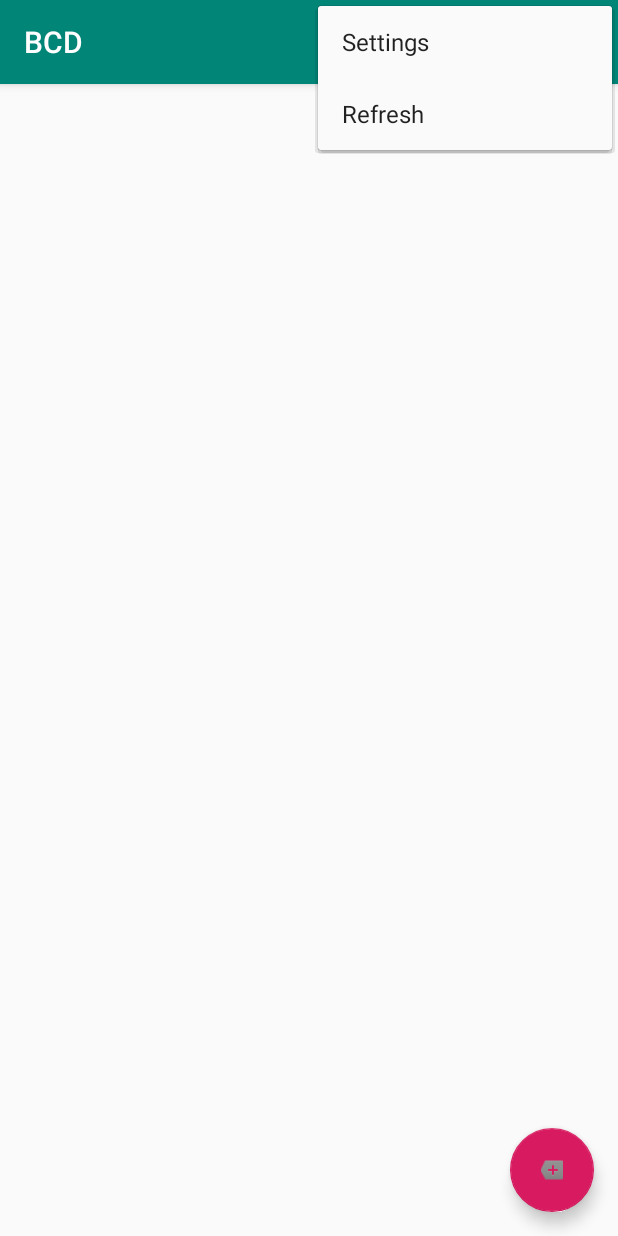
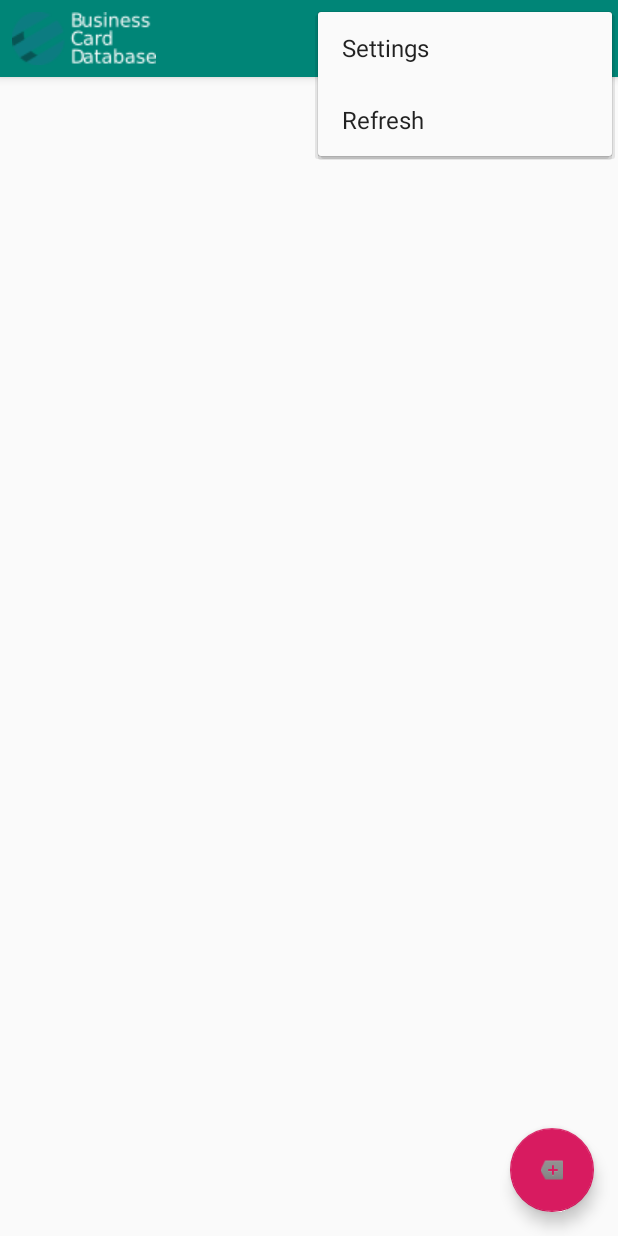
Before and after one commit to AsianJesus/azercosmos-business-card-database, an Android app: the screen it shows after launch (MainActivity), with the options menu open, on a phone screen of 412 x 824 dp. Run offline under Robolectric (Android 15) with nearby library versions, the phone set to English and light mode, and no system bars; our stand-ins replace Volley; 4 statements that could not run were skipped.

Commit message:
Android UI

```diff
--- a/android/app/src/main/java/com/ohmycthulhu/businesscarddatabase/MainActivity.kt
+++ b/android/app/src/main/java/com/ohmycthulhu/businesscarddatabase/MainActivity.kt
@@ -50,6 +50,8 @@ class MainActivity : AppCompatActivity(), BusinessCardController {
         super.onCreate(savedInstanceState)
         setContentView(R.layout.activity_main)
         setSupportActionBar(toolbar)
+        supportActionBar?.setDisplayShowCustomEnabled(true)
+        supportActionBar?.setTitle("")
 
         sharedPreferences = getSharedPreferences("com.ohmycthulhu.businesscarddatabase", Context.MODE_PRIVATE)
 
@@ -139,7 +141,9 @@ class MainActivity : AppCompatActivity(), BusinessCardController {
     }
 
     override fun showImage(card: BusinessCard) {
-        // TODO("not implemented") //To change body of created functions use File | Settings | File Templates.
+        /*
+            Open modal window with current image
+         */
         val url = "${sharedPreferences.getString("api_address", "http://192.168.1.8")}/${card.imagePath}"
         Toast.makeText(this, "Image is at $url", Toast.LENGTH_SHORT).show()
         ShowImageModal().setImageURL(url).show(supportFragmentManager, "show_image")
@@ -162,23 +166,6 @@ class MainActivity : AppCompatActivity(), BusinessCardController {
     private fun showCards (cards: ArrayList<BusinessCard>) {
         val adapter = BusinessCardsAdapter(cards, this, this)
         cardsList.setAdapter(adapter)
-        /*cardsList.setOnItemClickListener { parent, view, position, id ->
-            val cardModel = cards[position]
-
-
-        }*/
-        /*val elements = ArrayList<HashMap<String, String>>()
-
-        for (card in cards) {
-            val hash = HashMap<String, String>()
-            hash.put("name", card.name)
-            hash.put("company", "${card.company ?: ""} - ${card.position ?: ""}")
-            elements.add(hash)
-        }
-
-        val to = intArrayOf(R.id.listItemName, R.id.listItemCompany)
-        val adapter = SimpleAdapter(this, elements, R.layout.list_item, arrayOf("name", "company"), to)
-        cardsList.adapter = adapter*/
     }
 
     override fun onActivityResult(requestCode: Int, resultCode: Int, data: Intent?) {
@@ -204,22 +191,11 @@ class MainActivity : AppCompatActivity(), BusinessCardController {
                 afterCardEditCallback?.afterEdit(card)
             }
         }
-        /*
-        if (requestCode == REQUEST_SHOW_CARD) {
-            if (resultCode == Activity.RESULT_OK) {
-                if (data != null) {
-                    if(data.hasExtra("cardToEdit")) {
-                        val adapter = cardsList.adapter as BusinessCardsAdapter
-                        adapter.editCard(data.getSerializableExtra("cardToEdit") as BusinessCard)
-                    }
-                    if(data.hasExtra("cardToDelete")) {
-                        val adapter = cardsList.adapter as BusinessCardsAdapter
-                        adapter.deleteCard(data.getIntExtra("cardToDelete", 0))
-                    }
+    }
 
-                }
-            }
-        }*/
+    override fun onWindowFocusChanged(hasFocus: Boolean) {
+        super.onWindowFocusChanged(hasFocus)
+        cardsList.setIndicatorBounds(cardsList.right - 200, cardsList.width)
     }
 
     override fun onCreateOptionsMenu(menu: Menu): Boolean {
--- a/android/app/src/main/res/layout/activity_main.xml
+++ b/android/app/src/main/res/layout/activity_main.xml
@@ -12,13 +12,23 @@
         android:layout_width="match_parent"
         android:theme="@style/AppTheme.AppBarOverlay">
 
-        <android.support.v7.widget.Toolbar
-            android:id="@+id/toolbar"
-            android:layout_width="match_parent"
-            android:layout_height="?attr/actionBarSize"
-            android:background="?attr/colorPrimary"
-            app:popupTheme="@style/AppTheme.PopupOverlay" />
 
+        <LinearLayout
+                android:orientation="horizontal"
+                android:layout_width="match_parent"
+                android:layout_height="match_parent" android:layout_marginTop="8dp" android:layout_marginBottom="8dp"
+                android:layout_marginLeft="8dp">
+            <ImageView
+                    android:layout_width="wrap_content"
+                    android:layout_height="wrap_content" app:srcCompat="@drawable/g28" android:id="@+id/imageView"
+                    android:textAlignment="textStart"/>
+            <android.support.v7.widget.Toolbar
+                    android:id="@+id/toolbar"
+                    android:layout_width="match_parent"
+                    android:layout_height="match_parent"
+                    android:background="?attr/colorPrimary"
+                    app:popupTheme="@style/AppTheme.PopupOverlay"/>
+        </LinearLayout>
     </android.support.design.widget.AppBarLayout>
 
     <include layout="@layout/content_main"/>
--- a/android/app/src/main/res/layout/content_main.xml
+++ b/android/app/src/main/res/layout/content_main.xml
@@ -19,6 +19,7 @@
             app:layout_constraintEnd_toEndOf="parent"
             app:layout_constraintStart_toStartOf="parent"
             app:layout_constraintTop_toTopOf="parent" android:divider="@android:drawable/divider_horizontal_textfield"
-            android:stateListAnimator="@anim/top_from_bottom"/>
+            android:stateListAnimator="@anim/top_from_bottom" android:indicatorLeft="0dip"
+            android:indicatorRight="0dip" app:layout_constraintHorizontal_bias="0.0"/>
 
 </android.support.constraint.ConstraintLayout>
--- a/android/app/src/main/res/layout/show_image_modal.xml
+++ b/android/app/src/main/res/layout/show_image_modal.xml
@@ -6,13 +6,14 @@
         android:layout_width="wrap_content"
         android:layout_height="wrap_content" app:layout_constraintEnd_toEndOf="parent"
         app:layout_constraintStart_toStartOf="parent" app:layout_constraintBottom_toBottomOf="parent"
-        app:layout_constraintTop_toTopOf="parent">
+        app:layout_constraintTop_toTopOf="parent" android:alpha="1" android:background="#1AFFFFFF"
+        android:paddingLeft="8dp" android:paddingTop="8dp" android:paddingEnd="8dp" android:paddingRight="8dp">
     <TextView
             android:text="Save"
             android:layout_width="match_parent"
             android:layout_height="wrap_content" android:id="@+id/showImageModalSave" android:textAlignment="textEnd"/>
     <ImageView
             android:layout_width="match_parent"
-            android:layout_height="match_parent" tools:srcCompat="@tools:sample/backgrounds/scenic"
+            android:layout_height="wrap_content" tools:srcCompat="@tools:sample/backgrounds/scenic"
             android:id="@+id/showImageModalImage"/>
 </LinearLayout>
```
Also changed, not shown: android/app/src/main/res/drawable/g28.png (added).
